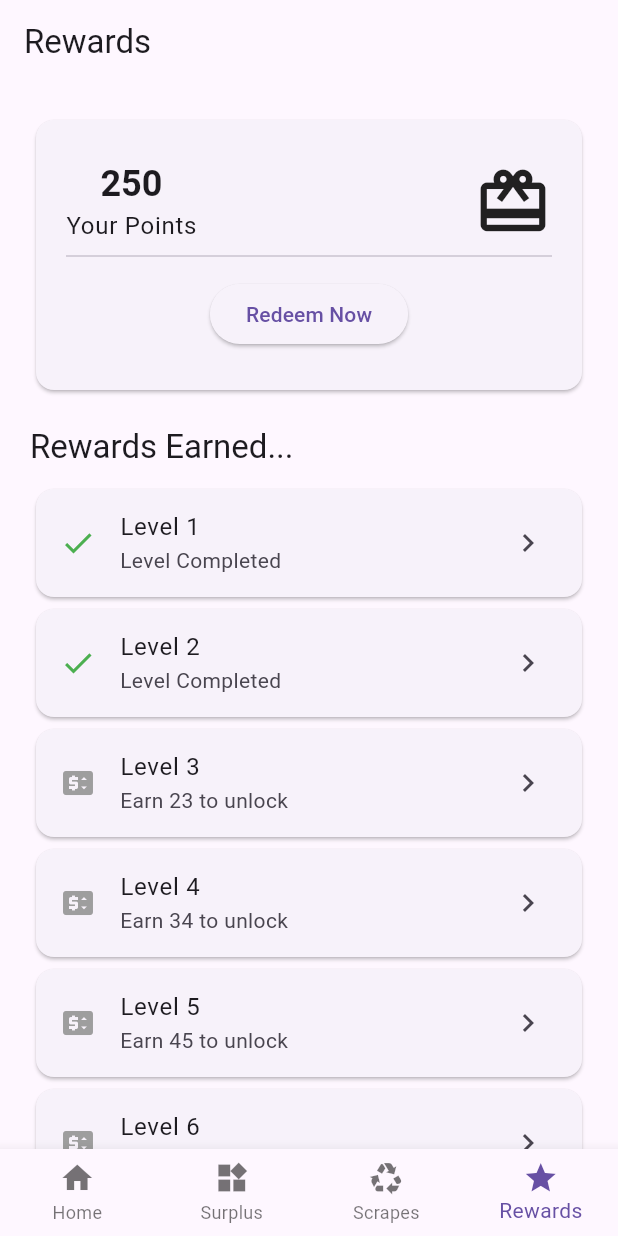
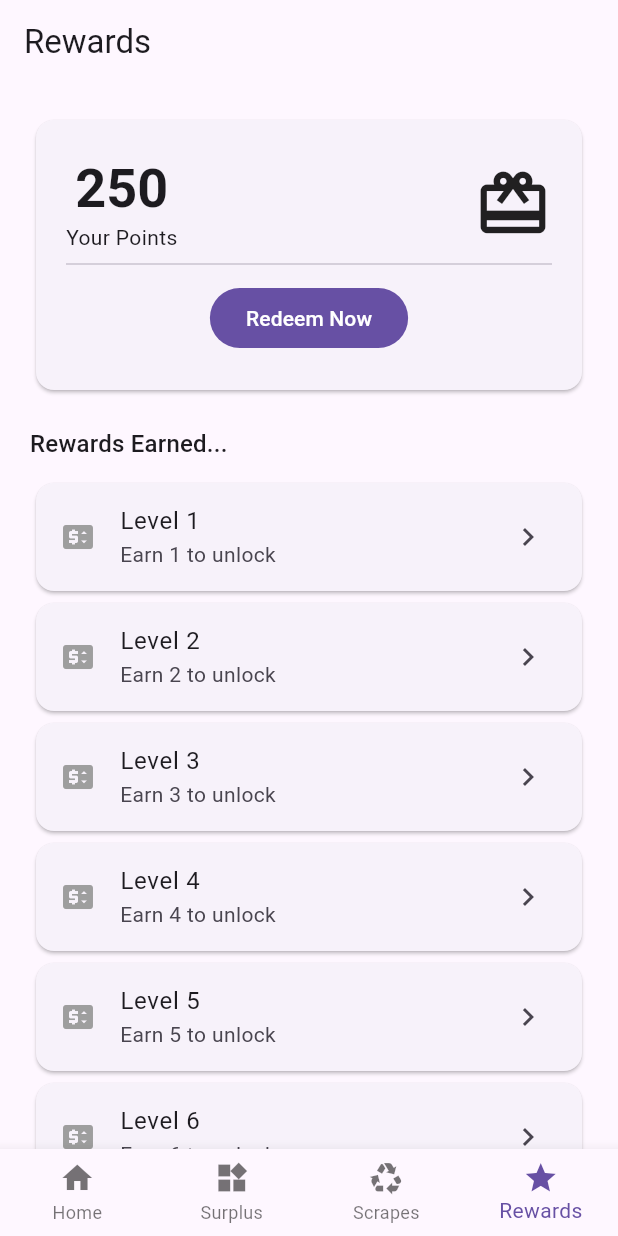
Before and after one commit to Saffron-codes/sustainifyhub, a Flutter app: the screen it shows after launch, item 4 of the bottom bar chosen, on a phone screen of 412 x 824 dp. Run offline on Flutter 3.47's test engine with Material 3 defaults, Android fonts, the phone set to English and light mode, and no system bars; network calls fail.

Commit message:
Rewards Section

```diff
--- a/lib/views/rewards_view.dart
+++ b/lib/views/rewards_view.dart
@@ -2,12 +2,10 @@ import 'package:flutter/material.dart';
 import 'dart:math';
 
 class RewardsView extends StatelessWidget {
-  const RewardsView({Key? key});
+  const RewardsView({super.key});
 
   @override
   Widget build(BuildContext context) {
-    int unlockingValue = 10; // Initial value for unlocking
-
     return Scaffold(
       appBar: AppBar(
         title: Text("Rewards"),
@@ -21,7 +19,7 @@ class RewardsView extends StatelessWidget {
           ),
           Text(
             "Rewards Earned...",
-            style: Theme.of(context).textTheme.headline6,
+            style: Theme.of(context).textTheme.titleMedium,
           ),
           SizedBox(
             height: 10,
@@ -29,36 +27,20 @@ class RewardsView extends StatelessWidget {
           ListView.builder(
             shrinkWrap: true,
             physics: BouncingScrollPhysics(),
-            itemBuilder: (context, index) {
-              if (index < 2) {
-                return Card(
+            itemBuilder: (context, index) => Card(
               child: ListTile(
                 title: Text("Level ${index + 1}"),
-                    subtitle: Text("Level Completed"),
-                    leading: Icon(
-                      Icons.done,
-                      color: Colors.green,
-                    ),
-                    trailing: Icon(Icons.chevron_right),
-                  ),
-                );
-              } else {
-                unlockingValue += 10; // Increment the unlocking value
-                return Card(
-                  child: ListTile(
-                    title: Text("Level ${index + 1}"),
-                    subtitle: Text("Earn ${(index + 1) + unlockingValue} to unlock"),
+                subtitle: Text(
+                    "Earn ${(index + 1) + Random().nextInt(10) * 10} to unlock"),
                 leading: Icon(
                   Icons.price_change,
                   color: Colors.grey,
                 ),
                 trailing: Icon(Icons.chevron_right),
               ),
-                );
-              }
-            },
+            ),
             itemCount: 10,
-          ),
+          )
         ],
       ),
     );
@@ -66,14 +48,16 @@ class RewardsView extends StatelessWidget {
 }
 
 class _RewardCard extends StatelessWidget {
-  const _RewardCard({Key? key});
+  const _RewardCard({
+    super.key,
+  });
 
   @override
   Widget build(BuildContext context) {
     return Card(
       child: Container(
         height: 180,
-        width: MediaQuery.of(context).size.width,
+        width: MediaQuery.sizeOf(context).width,
         padding: EdgeInsets.all(20),
         child: Column(
           crossAxisAlignment: CrossAxisAlignment.start,
@@ -88,12 +72,12 @@ class _RewardCard extends StatelessWidget {
                       "250",
                       style: Theme.of(context)
                           .textTheme
-                          .headline5
+                          .displaySmall
                           ?.copyWith(fontWeight: FontWeight.w600),
                     ),
                     Text(
                       "Your Points",
-                      style: Theme.of(context).textTheme.bodyText1,
+                      style: Theme.of(context).textTheme.bodyMedium,
                     ),
                   ],
                 ),
@@ -108,7 +92,7 @@ class _RewardCard extends StatelessWidget {
             Spacer(),
             Align(
               alignment: Alignment.center,
-              child: ElevatedButton(
+              child: FilledButton(
                 onPressed: () {},
                 child: Text("Redeem Now"),
               ),
```
Lines whose indentation alone changed are shown as unchanged.
